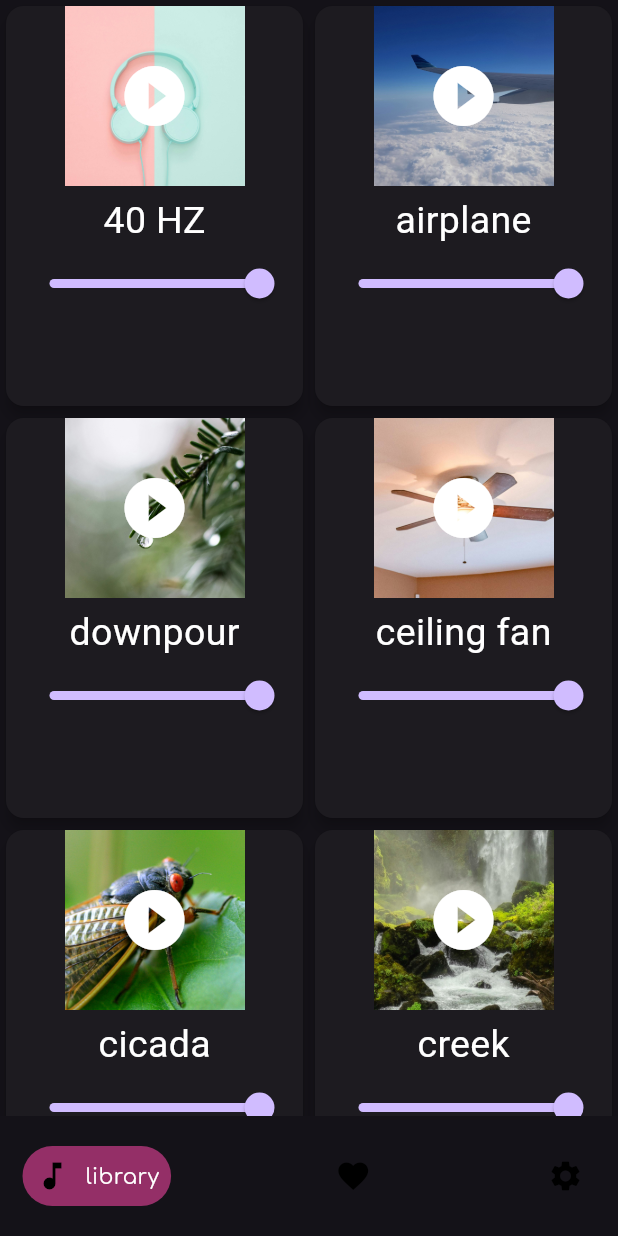
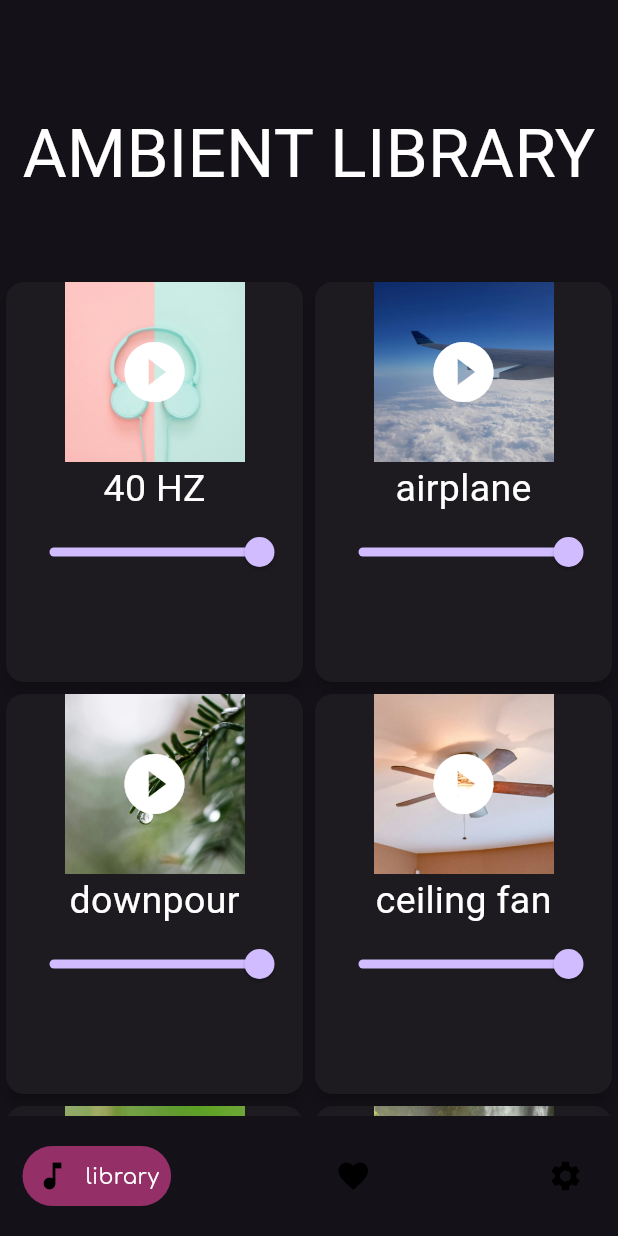
Before and after one commit to Alkonosttt/Hypnos, a Flutter app: the screen it shows after launch, on a phone screen of 412 x 824 dp. Run offline on Flutter 3.47's test engine with Material 3 defaults, Android fonts, the phone set to English and light mode, and no system bars; drawn by our look-alikes of google_nav_bar; our stand-ins replace audioplayers, google_fonts; missing offline and left inert: markdown_widget.

Commit message:
Wrapped the library grid in Expanded and added the pinned title text on the library page

```diff
--- a/lib/library.dart
+++ b/lib/library.dart
@@ -12,6 +12,19 @@ class LibraryPage extends StatefulWidget {
 class _LibraryPageState extends State<LibraryPage> {
   @override
   Widget build(BuildContext context) {
-    return Scaffold(body: LibraryGrid());
+    return Scaffold(
+      body: Column(
+        children: [
+          Padding(
+            padding: const EdgeInsets.fromLTRB(0, 70, 0, 50),
+            child: Text(
+              'AMBIENT LIBRARY',
+              style: GoogleFonts.instrumentSerif(fontSize: 45),
+            ),
+          ),
+          Expanded(child: LibraryGrid()),
+        ],
+      ),
+    );
   }
 }
--- a/lib/librarygrid.dart
+++ b/lib/librarygrid.dart
@@ -28,6 +28,7 @@ class LibraryGrid extends StatefulWidget {
 }
 
 class _LibraryGridState extends State<LibraryGrid> {
+  // mapping between the audio asset name and the corresponding display name
   final Map<String, String> displayNames = {
     '40_hz_binaural.mp3': '40 HZ',
     'airplane_ambience.mp3': 'airplane',
@@ -60,7 +61,6 @@ class _LibraryGridState extends State<LibraryGrid> {
             audioPath: 'assets/audio/${entry.key}',
             imagePath:
                 'assets/images/photos/${entry.key.replaceAll('.mp3', '.jpg')}',
-
             displayName: entry.value,
           );
         }).toList();
@@ -74,6 +74,7 @@ class _LibraryGridState extends State<LibraryGrid> {
         AssetSource(item.audioPath.replaceFirst('assets/', '')),
       );
       await item.player.setVolume(item.volume);
+      // loops the audio
       await item.player.setReleaseMode(ReleaseMode.loop);
       await item.player.resume();
     }
@@ -102,6 +103,7 @@ class _LibraryGridState extends State<LibraryGrid> {
   Widget build(BuildContext context) {
     return GridView.builder(
       gridDelegate: SliverGridDelegateWithFixedCrossAxisCount(
+        // two columns of library items
         crossAxisCount: 2,
         childAspectRatio: 0.75,
       ),
@@ -114,6 +116,7 @@ class _LibraryGridState extends State<LibraryGrid> {
             children: [
               GestureDetector(
                 onTap: () => togglePlay(item),
+                // play icon overlayed on the photo
                 child: Stack(
                   alignment: Alignment.center,
                   children: [
@@ -134,13 +137,15 @@ class _LibraryGridState extends State<LibraryGrid> {
                 ),
               ),
               Padding(
-                padding: EdgeInsets.all(5),
+                padding: EdgeInsets.fromLTRB(5, 0, 5, 0),
                 child: Column(
                   children: [
+                    // display name
                     Text(
                       item.displayName,
                       style: GoogleFonts.instrumentSerif(fontSize: 25),
                     ),
+                    // volume slider
                     Slider(
                       value: item.volume,
                       onChanged: (v) => changeVolume(item, v),
```
